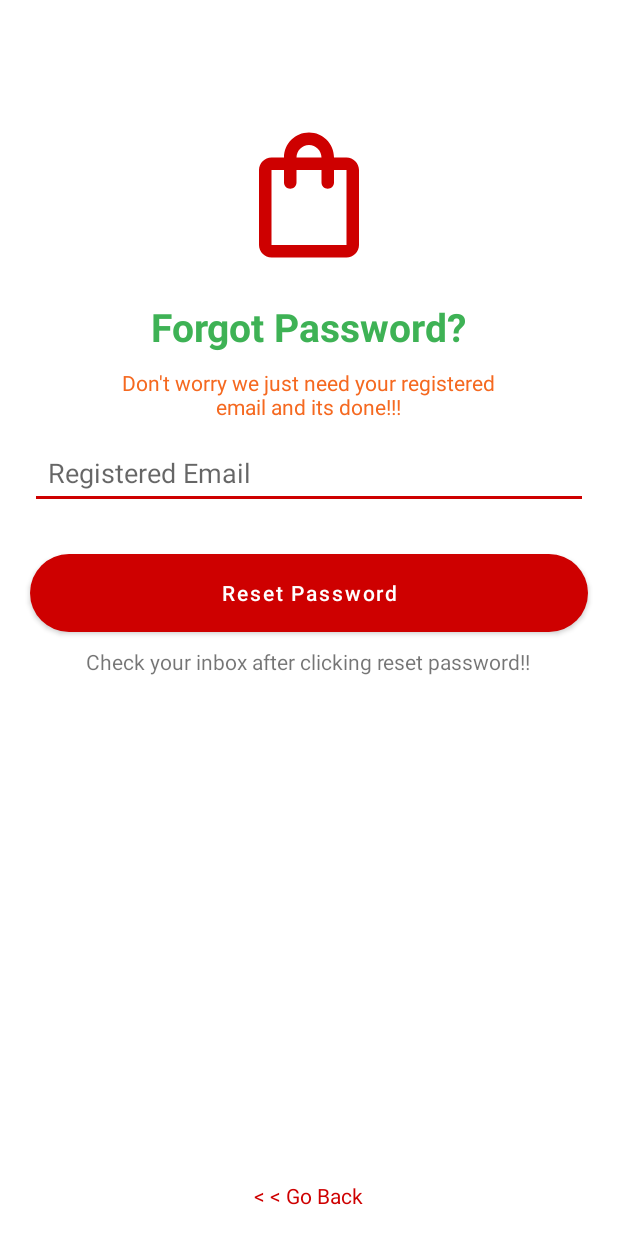
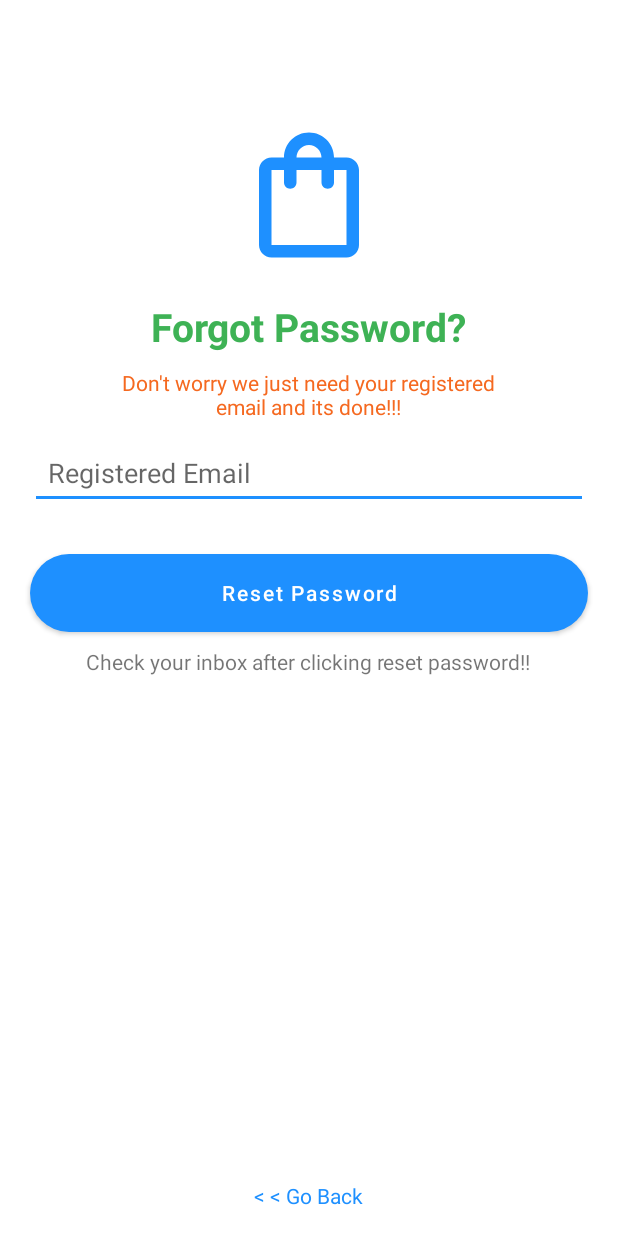
Before and after one commit to AnuragKashyap82/Frenzy-Seller-App, an Android app: the ForgotPasswordActivity screen opened directly, with no data from a screen before it, on a phone screen of 412 x 824 dp. Run offline under Robolectric (Android 15) with nearby library versions, the phone set to English and light mode, and no system bars; our stand-ins replace Firebase (no records; nobody signed in at launch, a user with empty details on screens opened directly).

Commit message:
First Commit

```diff
--- a/app/src/main/res/values/colors.xml
+++ b/app/src/main/res/values/colors.xml
@@ -8,8 +8,8 @@
     <color name="black">#FF000000</color>
     <color name="white">#FFFFFFFF</color>
 
-    <color name="colorPrimary">#CE0000</color>
-    <color name="colorSecondary">#CE0000</color>
+    <color name="colorPrimary">#1E90FF</color>
+    <color name="colorSecondary">#005A9C</color>
     <color name="gray01">#D2D2D2</color>
     <color name="gray02">#7A7777</color>
 
--- a/build.gradle
+++ b/build.gradle
@@ -15,6 +15,6 @@ buildscript {
 }
 
 plugins {
-    id 'com.android.application' version '7.3.0' apply false
-    id 'com.android.library' version '7.3.0' apply false
+    id 'com.android.application' version '7.3.1' apply false
+    id 'com.android.library' version '7.3.1' apply false
 }
```
